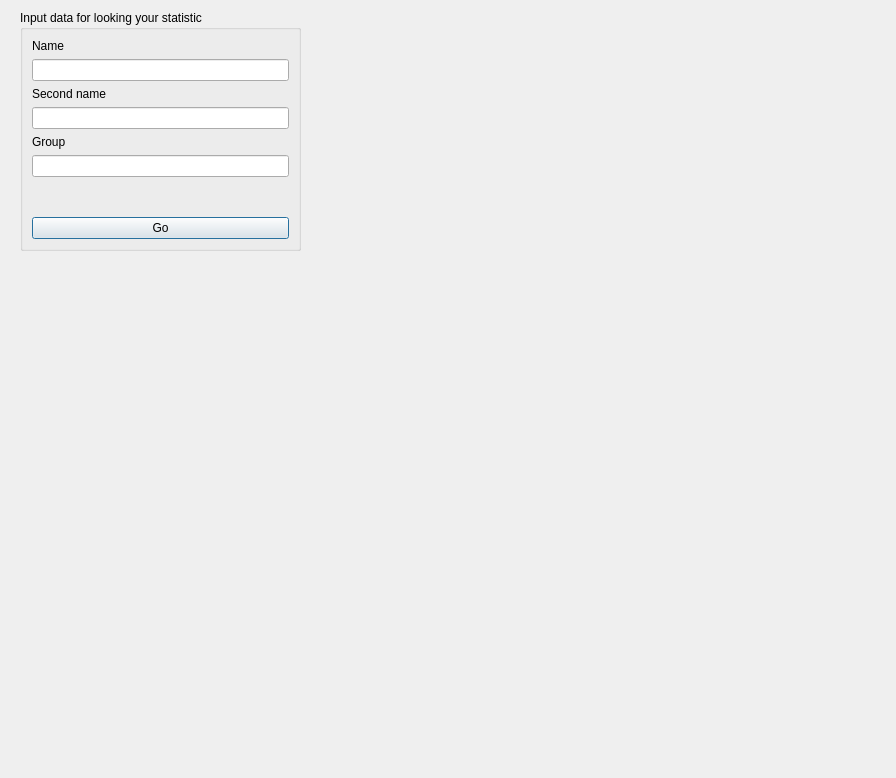
Qt form untitled52/window_data.ui (0schweps0/studhelper) before a commit.
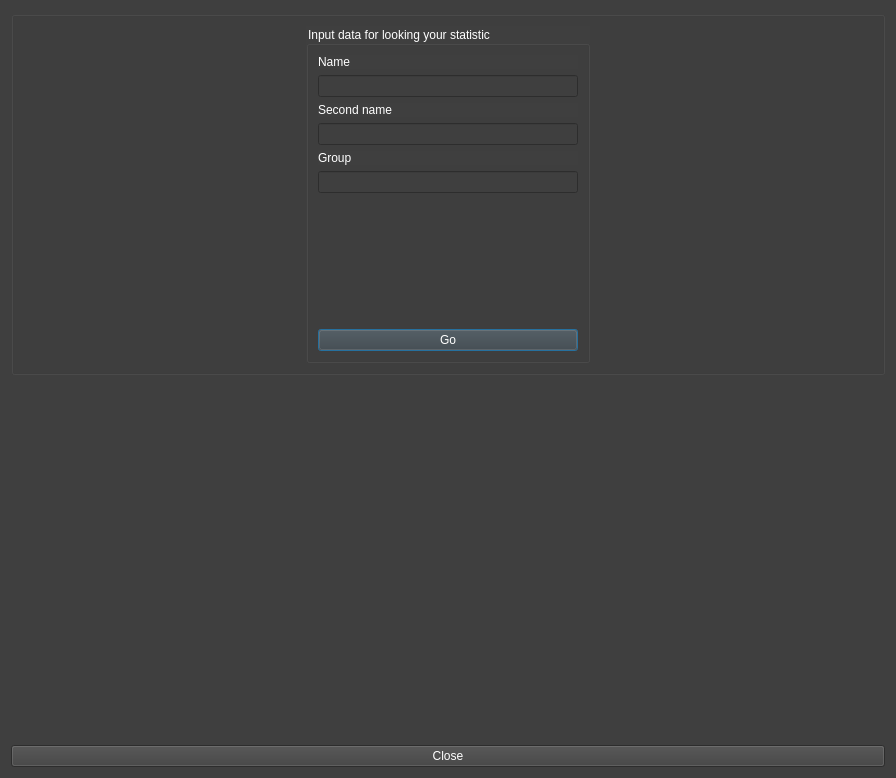
The same form after that commit. Icons and pictures are not drawn.

The edit to the form file:
```diff
--- a/untitled52/window_data.ui
+++ b/untitled52/window_data.ui
@@ -14,17 +14,32 @@
    <string>Dialog</string>
   </property>
   <property name="styleSheet">
-   <string notr="true">border-bottom-color: rgb(255, 255, 255);</string>
+   <string notr="true">background-color: rgb(63, 63, 63);
+background-image: url(:/img/hse.png);
+color: rgb(255, 255, 255);</string>
   </property>
+  <layout class="QVBoxLayout" name="verticalLayout_2">
+   <item>
+    <widget class="QGroupBox" name="groupBox">
+     <property name="title">
+      <string/>
+     </property>
+     <layout class="QHBoxLayout" name="horizontalLayout">
+      <item>
+       <spacer name="horizontalSpacer_2">
+        <property name="orientation">
+         <enum>Qt::Orientation::Horizontal</enum>
+        </property>
+        <property name="sizeHint" stdset="0">
+         <size>
+          <width>40</width>
+          <height>20</height>
+         </size>
+        </property>
+       </spacer>
+      </item>
+      <item>
   <widget class="QGroupBox" name="groupBox_2">
-   <property name="geometry">
-    <rect>
-     <x>20</x>
-     <y>10</y>
-     <width>281</width>
-     <height>241</height>
-    </rect>
-   </property>
    <property name="title">
     <string>Input data for looking your statistic</string>
    </property>
@@ -81,6 +96,44 @@
     </item>
    </layout>
   </widget>
+      </item>
+      <item>
+       <spacer name="horizontalSpacer">
+        <property name="orientation">
+         <enum>Qt::Orientation::Horizontal</enum>
+        </property>
+        <property name="sizeHint" stdset="0">
+         <size>
+          <width>40</width>
+          <height>20</height>
+         </size>
+        </property>
+       </spacer>
+      </item>
+     </layout>
+    </widget>
+   </item>
+   <item>
+    <spacer name="verticalSpacer_2">
+     <property name="orientation">
+      <enum>Qt::Orientation::Vertical</enum>
+     </property>
+     <property name="sizeHint" stdset="0">
+      <size>
+       <width>20</width>
+       <height>359</height>
+      </size>
+     </property>
+    </spacer>
+   </item>
+   <item>
+    <widget class="QPushButton" name="pushButton_2">
+     <property name="text">
+      <string>Close</string>
+     </property>
+    </widget>
+   </item>
+  </layout>
  </widget>
  <resources/>
  <connections/>
```
Lines whose indentation alone changed are shown as unchanged.
